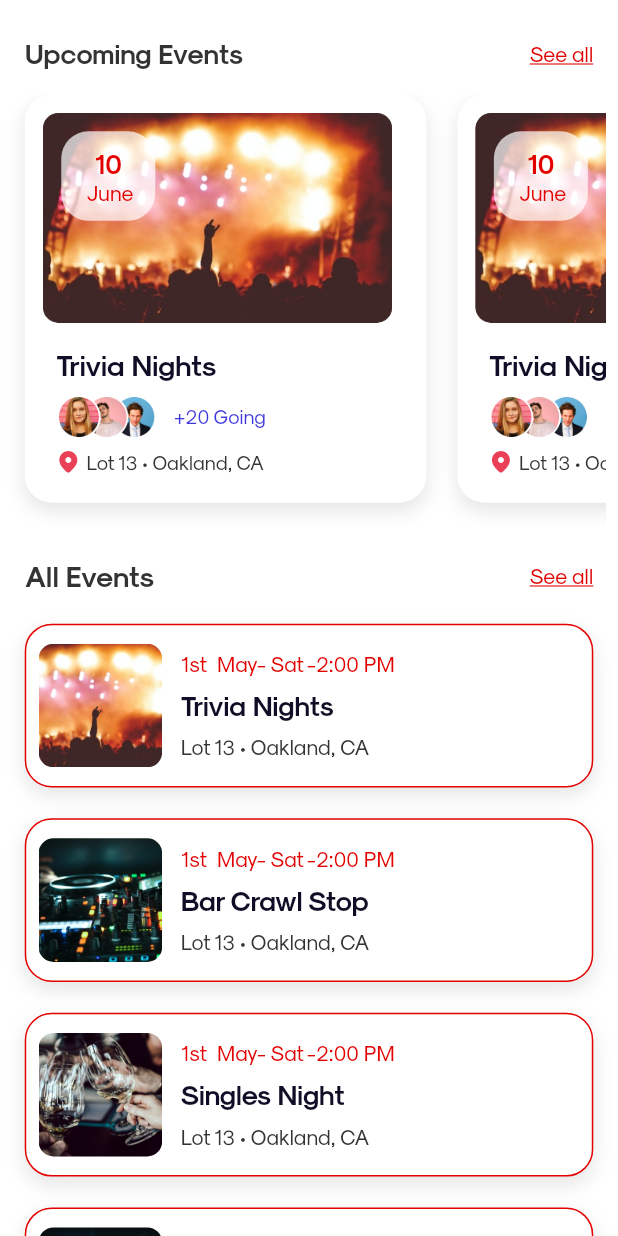
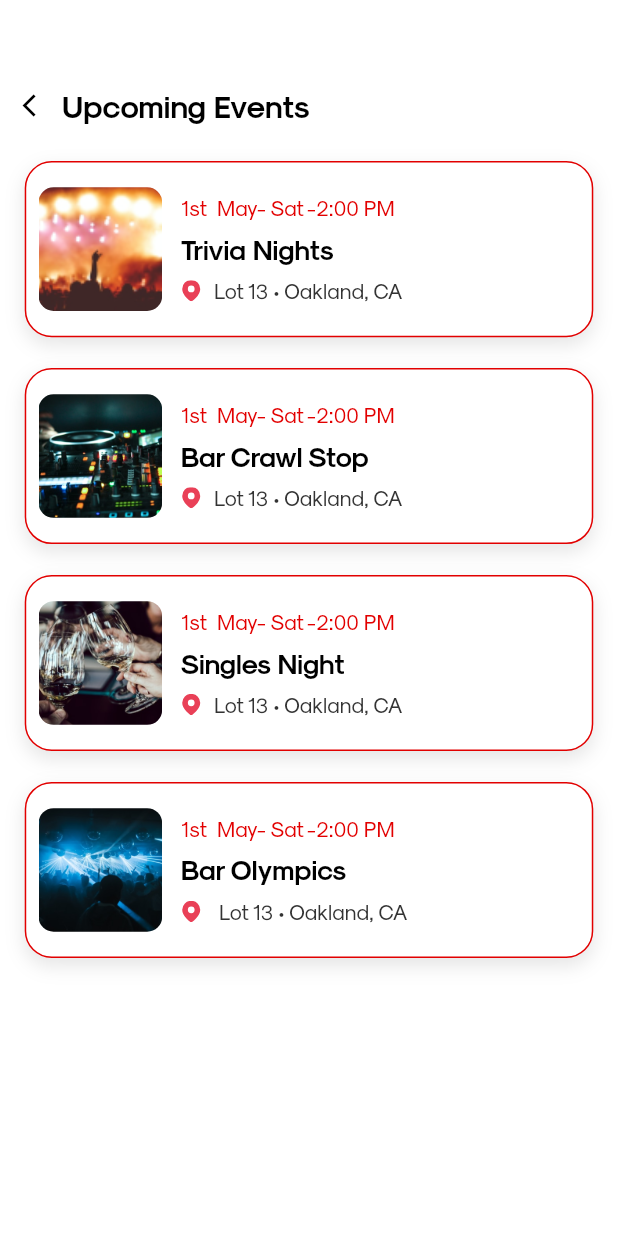
Before and after one commit to aliatherpeprix/Sauftrag-Social, a Flutter app: the Events screen opened directly, after a tap on "See all", on a phone screen of 412 x 824 dp. Run offline on Flutter 3.47's test engine with Material 2 defaults, Android fonts, the phone set to English and light mode, and no system bars; our stand-ins replace another_xlider, bubble, country_code_picker, curved_navigation_bar, date_picker_timeline, dotted_border and 19 more; missing offline and left inert: dart:ffi, expand_tap_area, qr_code_scanner, shrink_sidemenu; accounts and stored records are empty.

Commit message:
By: Ali Ather.
By: Ali Ather.
Date: 12/24/2021.
Time: 8:34 pm

```diff
--- a/lib/main.dart
+++ b/lib/main.dart
@@ -20,12 +20,14 @@ import 'package:sauftrag/views/MapSearch/map_screen.dart';
 import 'package:sauftrag/views/MapSearch/search.dart';
 import 'package:sauftrag/views/NewsFeed/event_detail.dart';
 import 'package:sauftrag/views/NewsFeed/news_feed.dart';
+import 'package:sauftrag/views/NewsFeed/upcoming_event_list.dart';
 import 'package:sauftrag/views/UserFriendList/create_group.dart';
 import 'package:sauftrag/views/UserFriendList/friend_list.dart';
 import 'package:sauftrag/views/UserFriendList/group_details.dart';
 import 'package:sauftrag/views/UserFriendList/group_screen.dart';
 import 'package:sauftrag/views/UserFriendList/invite_people.dart';
 import 'package:sauftrag/views/UserFriendList/message_screen.dart';
+import 'package:sauftrag/views/UserFriendList/select_individual_chat.dart';
 import 'package:sauftrag/views/UserProfile/account.dart';
 import 'package:sauftrag/views/UserProfile/accountOwnership.dart';
 import 'package:sauftrag/views/UserProfile/gps.dart';
@@ -62,6 +64,7 @@ import 'bar/views/Profile/bar_profile.dart';
 import 'bar/views/Home/barCode2.dart';
 import 'bar/widgets/bar_QR_scanner.dart';
 import 'bar/widgets/my_side_menu.dart';
+import 'views/NewsFeed/events.dart';
 
 NavigationViewModel navigationViewModel = NavigationViewModel();
 void main() async {
@@ -97,7 +100,7 @@ class _MyAppState extends State<MyApp> {
             SizeConfig().init(constraints, orientation);
             //var prefService = locator<PrefrencesViewModel>();
             //return MainView(index: 2);
-            return CreateBarEvent();
+            return Splash();
           },
         );
       },
--- a/lib/utils/image_utils.dart
+++ b/lib/utils/image_utils.dart
@@ -220,4 +220,9 @@ class ImageUtils {
   static String coinImg = "assets/coinImg.png";
 
 
+  static String saufTragLogoGif = "assets/gifs/logo.gif";
+
+
+
+
 }
--- a/lib/viewModels/authentication_view_model.dart
+++ b/lib/viewModels/authentication_view_model.dart
@@ -281,7 +281,7 @@ class AuthenticationViewModel extends BaseViewModel {
   void initializeSplash() async {
     prefs = await SharedPreferences.getInstance();
 
-    Timer(Duration(seconds: 5), () => navigateToLoginScreen());
+    Timer(Duration(seconds: 7), () => navigateToLoginScreen());
   }
 
   void selectRole(int role) {
--- a/lib/viewModels/main_view_model.dart
+++ b/lib/viewModels/main_view_model.dart
@@ -535,8 +535,17 @@ class MainViewModel extends BaseViewModel{
     navigationService.navigateToUserDetailSettings();
   }
 
+  void navigateToUpcomingBarEventScreen() {
+    navigationService.navigateToUpcomingBarEventScreen();
+  }
 
-///------User Drawer -----/////
+  void navigateToAllEventListScreen() {
+    navigationService.navigateToAllEventListScreen();
+  }
+
+
+
+  ///------User Drawer -----/////
   void navigateToRatingList() {
     navigationService.navigateToRatingList();
   }
@@ -563,6 +572,14 @@ class MainViewModel extends BaseViewModel{
 
   void navigateToUpcomingEvent() {
     navigationService.navigateToUpcomingEvent();
+  }
+
+  void navigateToMessageScreen() {
+    navigationService.navigateToMessageScreen();
+  }
+
+  void navigateToSelectIndividualChatScreen() {
+    navigationService.navigateToSelectIndividualChatScreen();
   }
 
   ///-----------Bar Profile ---------------///
--- a/lib/viewModels/navigation_view_model.dart
+++ b/lib/viewModels/navigation_view_model.dart
@@ -39,12 +39,16 @@ import 'package:sauftrag/views/Home/profile.dart';
 import 'package:sauftrag/views/Home/swipe.dart';
 import 'package:sauftrag/views/MapSearch/map_screen.dart';
 import 'package:sauftrag/views/MapSearch/search.dart';
+import 'package:sauftrag/views/NewsFeed/all_event_list.dart';
+import 'package:sauftrag/views/NewsFeed/upcoming_event_list.dart';
 import 'package:sauftrag/views/UserFriendList/create_group.dart';
 import 'package:sauftrag/views/UserFriendList/friend_list.dart';
 import 'package:sauftrag/views/NewsFeed/event_detail.dart';
 import 'package:sauftrag/views/UserFriendList/group_details.dart';
 import 'package:sauftrag/views/UserFriendList/group_screen.dart';
 import 'package:sauftrag/views/UserFriendList/invite_people.dart';
+import 'package:sauftrag/views/UserFriendList/message_screen.dart';
+import 'package:sauftrag/views/UserFriendList/select_individual_chat.dart';
 import 'package:sauftrag/views/UserProfile/account.dart';
 import 'package:sauftrag/views/UserProfile/accountOwnership.dart';
 import 'package:sauftrag/views/UserProfile/gps.dart';
@@ -228,6 +232,18 @@ class NavigationViewModel extends BaseViewModel{
     navigationKey.currentState!.push(PageTransition(child: UserDetails(), type: PageTransitionType.rightToLeftWithFade));
 
   }
+
+  void navigateToUpcomingBarEventScreen(){
+    navigationKey.currentState!.push(PageTransition(child: UpcomingBarEvent(), type: PageTransitionType.rightToLeftWithFade));
+
+  }
+
+  void navigateToAllEventListScreen(){
+    navigationKey.currentState!.push(PageTransition(child: AllEventList(), type: PageTransitionType.rightToLeftWithFade));
+
+  }
+
+
 ///----Drawer------////
   void navigateToRatingList(){
     navigationKey.currentState!.push(PageTransition(child: RatingList(), type: PageTransitionType.rightToLeftWithFade));
@@ -260,8 +276,16 @@ class NavigationViewModel extends BaseViewModel{
 
   void navigateToUpcomingEvent(){
     navigationKey.currentState!.push(PageTransition(child: UpcomingEvent(), type: PageTransitionType.rightToLeftWithFade));
+  }
 
+  void navigateToMessageScreen(){
+    navigationKey.currentState!.push(PageTransition(child: MessageScreen(), type: PageTransitionType.rightToLeftWithFade));
   }
+
+  void navigateToSelectIndividualChatScreen(){
+    navigationKey.currentState!.push(PageTransition(child: SelectIndividualChat(), type: PageTransitionType.rightToLeftWithFade));
+  }
+
 
 
 
@@ -300,6 +324,7 @@ class NavigationViewModel extends BaseViewModel{
 
 
 
+
 /*void navigateToWelcomeScreen(){
     navigationKey.currentState!.pushReplacement(PageTransition(child: Welcome(), type: PageTransitionType.fade));
   }
--- a/lib/views/Auth/splash.dart
+++ b/lib/views/Auth/splash.dart
@@ -31,8 +31,7 @@ class _SplashState extends State<Splash> {
                 mainAxisAlignment: MainAxisAlignment.center,
                 crossAxisAlignment: CrossAxisAlignment.center,
                 children: [
-                  SvgPicture.asset(ImageUtils.logo),
-                  SizedBox(height: 3.h),
+                  Image.asset("assets/gifs/logo.gif",  ),
                   Text(
                     "Sauftrag",
                     style: TextStyle(
--- a/lib/views/MapSearch/map_screen.dart
+++ b/lib/views/MapSearch/map_screen.dart
@@ -819,6 +819,9 @@ class _MapScreenState extends State<MapScreen> {
                                 mainModel.currentEventSelected = null;
                                 mainModel.timeSelected = false;
                                 mainModel.timeValue = null;
+                                mainModel.lowerValue = 20;
+                                mainModel.upperValue = 100;
+                                selectedLocation = 'Karachi, Pakistan';
                                 mainModel.notifyListeners();
                               },
                               child: Text("RESET"),
--- a/lib/views/NewsFeed/events.dart
+++ b/lib/views/NewsFeed/events.dart
@@ -148,6 +148,7 @@ class _EventsState extends State<Events> {
                                 ),
                                 GestureDetector(
                                   onTap: (){
+                                    model.navigateToUpcomingBarEventScreen();
                                   },
                                   child: Text(
                                     "See all",
@@ -337,7 +338,7 @@ class _EventsState extends State<Events> {
                                 ),
                                 GestureDetector(
                                   onTap: (){
-                                    //model.navigationService.navigateTo(to: ForgotPassword());
+                                    model.navigateToAllEventListScreen();
                                   },
                                   child: Text(
                                     "See all",
--- /dev/null
+++ b/lib/views/NewsFeed/upcoming_event_list.dart
@@ -0,0 +1,160 @@
+import 'package:flutter/cupertino.dart';
+import 'package:flutter/material.dart';
+import 'package:flutter_svg/svg.dart';
+import 'package:sauftrag/app/locator.dart';
+import 'package:sauftrag/utils/color_utils.dart';
+import 'package:sauftrag/utils/dimensions.dart';
+import 'package:sauftrag/utils/extensions.dart';
+import 'package:sauftrag/utils/font_utils.dart';
+import 'package:sauftrag/utils/size_config.dart';
+import 'package:sauftrag/viewModels/main_view_model.dart';
+import 'package:stacked/stacked.dart';
+
+class UpcomingBarEvent extends StatefulWidget {
+  const UpcomingBarEvent({Key? key}) : super(key: key);
+
+  @override
+  _UpcomingBarEventState createState() => _UpcomingBarEventState();
+}
+
+class _UpcomingBarEventState extends State<UpcomingBarEvent> {
+  @override
+  Widget build(BuildContext context) {
+    return ViewModelBuilder<MainViewModel>.reactive(
+
+      viewModelBuilder: () => locator<MainViewModel>(),
+      disposeViewModel: false,
+      builder: (context, model, child) {
+        return SafeArea(
+          top: false,
+          bottom: false,
+          child: Scaffold(
+            backgroundColor: Colors.white,
+            body: Column(
+              children: [
+                SizedBox(height: Dimensions.topMargin),
+                Container(
+                  padding: EdgeInsets.symmetric(horizontal: Dimensions.horizontalPadding),
+                  child: Row(
+                    crossAxisAlignment: CrossAxisAlignment.center,
+                    children: [
+                      IconButton(
+                          onPressed: () {
+                            model.navigateBack();
+                          },
+                          iconSize: 18.0,
+                          padding: EdgeInsets.zero,
+                          constraints: BoxConstraints(),
+                          icon: Icon(
+                            Icons.arrow_back_ios,
+                            color: ColorUtils.black,
+                          )),
+                      SizedBox(width: 2.w),
+                      Text(
+                        "Upcoming Events",
+                        style: TextStyle(
+                          color: ColorUtils.black,
+                          fontFamily: FontUtils.modernistBold,
+                          fontSize: 2.5.t,
+                        ),
+                      ),
+                    ],
+                  ),
+                ),
+                SizedBox(height: SizeConfig.heightMultiplier * 3,),
+                Expanded(
+                  child: ListView.separated(
+                    scrollDirection: Axis.vertical,
+                    physics: const AlwaysScrollableScrollPhysics(),
+                    shrinkWrap: true,
+                    itemBuilder: (context, index) {
+                      return Padding(
+                        padding: EdgeInsets.symmetric(horizontal:SizeConfig.widthMultiplier * 4,),
+                        child: Container(
+                          decoration: BoxDecoration(
+                            boxShadow: [
+                              BoxShadow(
+                                color: ColorUtils.black.withOpacity(0.1),
+                                spreadRadius: 0,
+                                blurRadius: 10,
+                                offset: Offset(0, 5), // changes position of shadow
+                              ),
+                            ],
+                            color: Colors.white,
+                            borderRadius: BorderRadius.all(Radius.circular(18)),
+                            border: Border.all(color: ColorUtils.red_color),
+                          ),
+                          child: Column(
+                            mainAxisSize: MainAxisSize.min,
+                            crossAxisAlignment: CrossAxisAlignment.start,
+                            children: [
+                              Padding(
+                                padding: EdgeInsets.symmetric(horizontal: 2.w,vertical: 2.h),
+                                child: Row(
+                                  children: [
+                                    ClipRRect(
+                                      borderRadius: BorderRadius.circular(10),
+                                      child: Image.asset(model.places[index]["image"],
+                                        width: 20.i,
+                                        height: 20.i,
+                                        fit: BoxFit.cover,
+                                      ),
+                                    ),
+                                    SizedBox(width: 3.w,),
+                                    Column(
+                                      crossAxisAlignment: CrossAxisAlignment.start,
+                                      children: [
+                                        Text(model.places[index]["date"],
+                                          style: TextStyle(
+                                              fontFamily: FontUtils.modernistRegular,
+                                              fontSize: 1.7.t,
+                                              color: ColorUtils.text_red
+                                          ),
+                                        ),
+                                        SizedBox(height: 1.h,),
+                                        Text(model.places[index]["eventName"],
+                                          style: TextStyle(
+                                              fontFamily: FontUtils.modernistBold,
+                                              fontSize: 2.2.t,
+                                              color: ColorUtils.black
+                                          ),
+                                        ),
+                                        SizedBox(height: 1.h,),
+                                        Row(
+                                          children: [
+                                            SvgPicture.asset(model.places[index]["image1"]),
+                                            SizedBox(width: 2.w,),
+                                            Text(model.places[index]["location"],
+                                              style: TextStyle(
+                                                  fontFamily: FontUtils.modernistRegular,
+                                                  fontSize: 1.7.t,
+                                                  color: ColorUtils.text_dark
+                                              ),
+                                            ),
+                                          ],
+                                        )
+                                      ],
+                                    ),
+                                  ],
+                                ),
+                              ),
+                            ],
+                          ),
+                        ),
+                      );
+                    },
+                    separatorBuilder: (context, index) {
+                      return SizedBox(height:  SizeConfig.heightMultiplier * 2.5,);
+                    },
+                    itemCount: model.places.length,
+                  ),
+                ),
+
+              ],
+            ),
+          ),
+        );
+      },
+    );
+  }
+}
--- a/lib/views/UserFriendList/friend_list.dart
+++ b/lib/views/UserFriendList/friend_list.dart
@@ -151,6 +151,7 @@ class _FriendListState extends State<FriendList> {
                                   IconButton(
                                     padding: EdgeInsets.zero,
                                     onPressed: () {
+                                      model.navigateToSelectIndividualChatScreen();
                                       // if(model.openGroupMenu == false){
                                       //   model.openGroupMenu = true;
                                       //   model.notifyListeners();
--- a/pubspec.yaml
+++ b/pubspec.yaml
@@ -80,6 +80,7 @@ flutter:
   assets:
     - assets/
     - assets/girls/
+    - assets/gifs/
 
   fonts:
     - family: modernistBold
```
Also changed, not shown: lib/views/NewsFeed/all_event_list.dart (added, +160 -0 lines), lib/views/UserFriendList/select_individual_chat.dart (added, +248 -0 lines), assets/gifs/logo.gif (added), assets/logo.gif (added).
